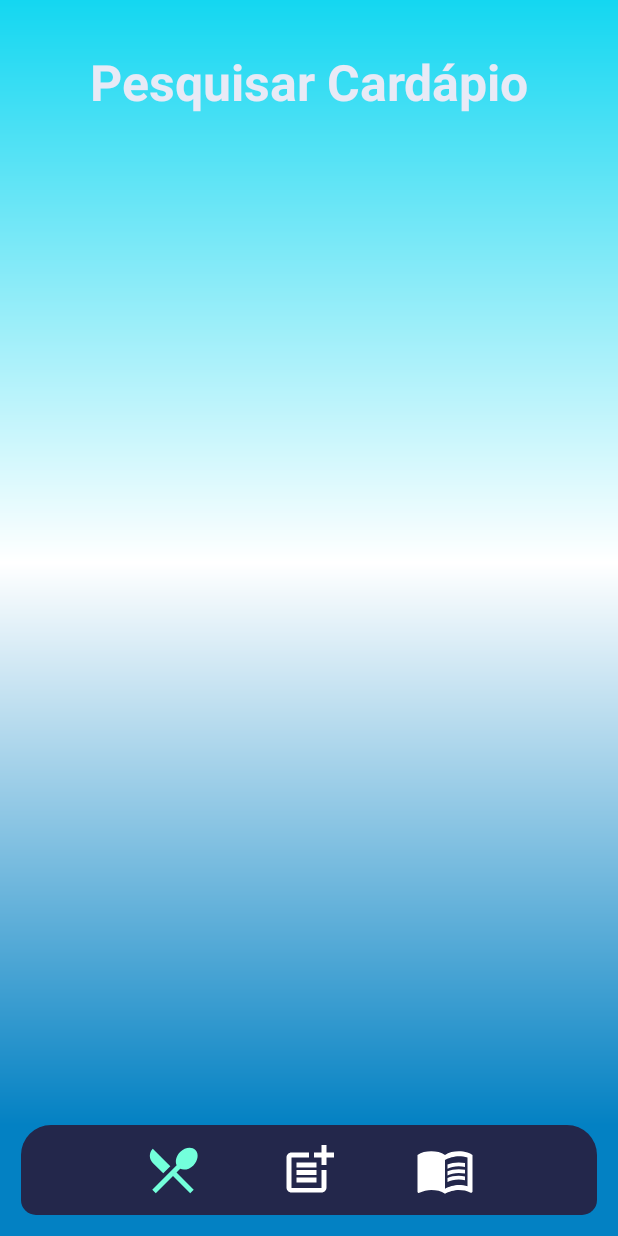
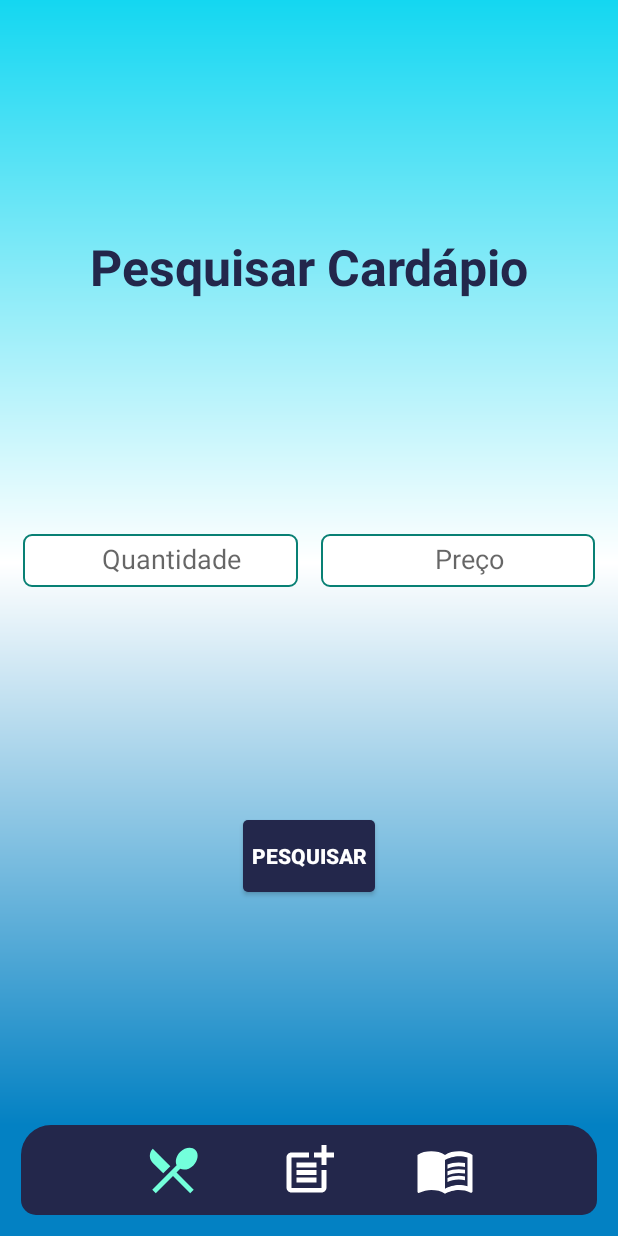
Before and after one commit to MilenaNobre/educanutri_frontend, an Android app: the screen it shows after launch (MainActivity), on a phone screen of 412 x 824 dp. Run offline under Robolectric (Android 15) with nearby library versions, the phone set to English and light mode, and no system bars; libraries missing offline, so code that uses them is left out: com.github.rtoshiro.util; 3 statements that could not run were skipped.

Commit message:
'updatesToFinishPart1'

```diff
--- a/app/src/main/java/br/iesb/educanutri/data_class/Food.kt
+++ b/app/src/main/java/br/iesb/educanutri/data_class/Food.kt
@@ -15,3 +15,11 @@ data class Food(
     val calcium: Double? = null,
     var id: String? = null
 )
+
+data class Plate(
+    val color: Int? = null,
+    val id: Int? = null,
+    val name: String? =null,
+    val type: Int? = null,
+    val consistence: Int? = null
+)
--- a/app/src/main/java/br/iesb/educanutri/repository/PrincipalRepository.kt
+++ b/app/src/main/java/br/iesb/educanutri/repository/PrincipalRepository.kt
@@ -48,6 +48,8 @@ class PrincipalRepository(context: Context) {
             }
 
             override fun onDataChange(snapshot: DataSnapshot) {
+                foods.clear()
+
                 val list = snapshot.children
 
                 list.forEach { snap ->
--- a/app/src/main/java/br/iesb/educanutri/view_model/PrincipalViewModel.kt
+++ b/app/src/main/java/br/iesb/educanutri/view_model/PrincipalViewModel.kt
@@ -1,6 +1,8 @@
 package br.iesb.educanutri.view_model
 
 import android.app.Application
+import android.content.ContentValues
+import android.util.Log
 import androidx.lifecycle.AndroidViewModel
 import androidx.lifecycle.MutableLiveData
 import br.iesb.educanutri.data_class.Food
@@ -66,7 +68,10 @@ class PrincipalViewModel(app: Application) : AndroidViewModel(app) {
 
     fun getAllFoods() {
         interactor.getAllFoods { foodList ->
+            foods.value?.clear()
+
             val allFoods = mutableListOf<Food>()
+
             foodList.forEach { food ->
                 allFoods.add(food)
             }
@@ -76,8 +81,8 @@ class PrincipalViewModel(app: Application) : AndroidViewModel(app) {
     }
 
     fun deleteFood(id: String, callback: (Array<String>) -> Unit) {
-        interactor.deleteFood(id){response ->
-            if(response == "OK"){
+        interactor.deleteFood(id) { response ->
+            if (response == "OK") {
                 callback(arrayOf("OK", "Alimento excluído com sucesso!"))
             }
         }
--- a/app/src/main/java/br/iesb/educanutri/views/activities/PrivateAreaActivity.kt
+++ b/app/src/main/java/br/iesb/educanutri/views/activities/PrivateAreaActivity.kt
@@ -1,6 +1,8 @@
 package br.iesb.educanutri.views.activities
 
+import android.content.ContentValues
 import android.os.Bundle
+import android.util.Log
 import android.view.View
 import androidx.appcompat.app.AppCompatActivity
 import androidx.lifecycle.Observer
@@ -31,10 +33,14 @@ class PrivateAreaActivity : AppCompatActivity() {
         recyclerViewPrivateArea.adapter = adapter
 
         pViewModel.foods.observe(this, Observer { foods ->
+            adapter.foodSet.clear()
             adapter.foodSet = foods
             adapter.notifyDataSetChanged()
+
             if (adapter.itemCount == 0) {
                 foodNotFound.visibility = View.VISIBLE
+            } else {
+                foodNotFound.visibility = View.GONE
             }
         })
 
--- a/app/src/main/java/br/iesb/educanutri/views/fragments/ConsultaFragment.kt
+++ b/app/src/main/java/br/iesb/educanutri/views/fragments/ConsultaFragment.kt
@@ -1,13 +1,13 @@
 package br.iesb.educanutri.views.fragments
 
+import android.app.Activity
 import android.content.Context
 import android.os.Bundle
 import android.view.LayoutInflater
 import android.view.View
 import android.view.ViewGroup
+import android.view.inputmethod.InputMethodManager
 import androidx.fragment.app.Fragment
-import androidx.lifecycle.Observer
-import androidx.lifecycle.ViewModelProvider
 import androidx.recyclerview.widget.LinearLayoutManager
 import br.iesb.educanutri.R
 //import br.iesb.educanutri.view_model.PlaylistViewModel
@@ -30,10 +30,19 @@ class ConsultaFragment(context: Context, private val principalView: MainActivity
     override fun onActivityCreated(savedInstanceState: Bundle?) {
         super.onActivityCreated(savedInstanceState)
 
+        recyclerViewConsulta.visibility = View.GONE
+        noMenuFound.visibility = View.GONE
+
         initRecyclerView()
+
+        bacKConsultaFragment.setOnTouchListener { _, _ ->
+            val inputMethodManager: InputMethodManager =
+                requireActivity().getSystemService(Activity.INPUT_METHOD_SERVICE) as InputMethodManager
+            inputMethodManager.hideSoftInputFromWindow(activity?.currentFocus?.windowToken, 0)
+        }
     }
 
     private fun initRecyclerView() {
-        ConsultaRecyclerViewList.layoutManager = LinearLayoutManager(context)
+        recyclerViewConsulta.layoutManager = LinearLayoutManager(context)
     }
 }
--- a/app/src/main/res/layout/fragment_consulta.xml
+++ b/app/src/main/res/layout/fragment_consulta.xml
@@ -8,42 +8,100 @@
 
     <TextView
         android:id="@+id/titleSearchMenu"
-        android:layout_width="411dp"
+        android:layout_width="wrap_content"
         android:layout_height="wrap_content"
-        android:layout_marginTop="32dp"
+        android:layout_marginTop="30dp"
+        android:layout_marginBottom="30dp"
         android:text="@string/consultaText"
         android:textAlignment="center"
-        android:textColor="#e8eaf6 "
+        android:textColor="@color/principalBlue"
         android:textSize="33sp"
         android:textStyle="bold"
+        app:layout_constraintBottom_toTopOf="@+id/editTextTextPersonName2"
         app:layout_constraintEnd_toEndOf="parent"
+        app:layout_constraintHorizontal_bias="0.5"
         app:layout_constraintStart_toStartOf="parent"
         app:layout_constraintTop_toTopOf="parent" />
 
     <androidx.recyclerview.widget.RecyclerView
-        android:id="@+id/ConsultaRecyclerViewList"
+        android:id="@+id/recyclerViewConsulta"
         android:layout_width="0dp"
         android:layout_height="0dp"
-        android:layout_marginTop="32dp"
         app:layout_constraintBottom_toBottomOf="parent"
         app:layout_constraintEnd_toEndOf="parent"
+        app:layout_constraintHorizontal_bias="0.5"
+        app:layout_constraintStart_toStartOf="parent"
+        app:layout_constraintTop_toBottomOf="@+id/noMenuFound" />
+
+    <EditText
+        android:id="@+id/editTextTextPersonName2"
+        android:layout_width="0dp"
+        android:layout_height="35dp"
+        android:layout_marginStart="15dp"
+        android:layout_marginBottom="30dp"
+        android:background="@drawable/inputs"
+        android:ems="10"
+        android:hint="@string/amount"
+        android:importantForAutofill="no"
+        android:inputType="textPersonName"
+        android:textAlignment="center"
+        app:layout_constraintBottom_toTopOf="@+id/button"
+        app:layout_constraintEnd_toStartOf="@+id/editTextTextPersonName3"
+        app:layout_constraintHorizontal_bias="0.5"
         app:layout_constraintStart_toStartOf="parent"
         app:layout_constraintTop_toBottomOf="@+id/titleSearchMenu" />
 
-    <TextView
-        android:id="@+id/textToGo"
+    <EditText
+        android:id="@+id/editTextTextPersonName3"
+        android:layout_width="0dp"
+        android:layout_height="35dp"
+        android:layout_marginStart="15dp"
+        android:layout_marginEnd="15dp"
+        android:background="@drawable/inputs"
+        android:ems="10"
+        android:hint="@string/price"
+        android:importantForAutofill="no"
+        android:inputType="textPersonName"
+        android:textAlignment="center"
+        app:layout_constraintBottom_toBottomOf="@+id/editTextTextPersonName2"
+        app:layout_constraintEnd_toEndOf="parent"
+        app:layout_constraintHorizontal_bias="0.5"
+        app:layout_constraintStart_toEndOf="@+id/editTextTextPersonName2"
+        app:layout_constraintTop_toTopOf="@+id/editTextTextPersonName2" />
+
+    <Button
+        android:id="@+id/button"
         android:layout_width="wrap_content"
         android:layout_height="wrap_content"
+        android:layout_marginBottom="30dp"
+        android:background="@drawable/button"
+        android:text="@string/search"
+        android:textAlignment="center"
+        android:textColor="@android:color/white"
+        android:textStyle="bold"
+        app:layout_constraintBottom_toTopOf="@+id/noMenuFound"
+        app:layout_constraintEnd_toEndOf="parent"
+        app:layout_constraintHorizontal_bias="0.5"
+        app:layout_constraintStart_toStartOf="parent"
+        app:layout_constraintTop_toBottomOf="@+id/editTextTextPersonName2" />
+
+    <TextView
+        android:id="@+id/noMenuFound"
+        android:layout_width="0dp"
+        android:layout_height="wrap_content"
+        android:layout_marginStart="15dp"
+        android:layout_marginEnd="15dp"
+        android:layout_marginBottom="30dp"
         android:text="@string/no_menu_found"
         android:textAlignment="center"
-        android:textColor="@color/colorShape"
-        android:textSize="30sp"
+        android:textColor="@color/principalBlue"
+        android:textSize="16sp"
         android:textStyle="bold"
-        app:layout_constraintBottom_toTopOf="@+id/ConsultaRecyclerViewList"
-        app:layout_constraintEnd_toStartOf="@+id/ConsultaRecyclerViewList"
+        app:layout_constraintBottom_toTopOf="@+id/recyclerViewConsulta"
+        app:layout_constraintEnd_toEndOf="parent"
         app:layout_constraintHorizontal_bias="0.5"
-        app:layout_constraintStart_toEndOf="@+id/ConsultaRecyclerViewList"
-        app:layout_constraintTop_toBottomOf="@+id/ConsultaRecyclerViewList" />
+        app:layout_constraintStart_toStartOf="parent"
+        app:layout_constraintTop_toBottomOf="@+id/button" />
 
 
 </androidx.constraintlayout.widget.ConstraintLayout>
--- a/app/src/main/res/values/strings.xml
+++ b/app/src/main/res/values/strings.xml
@@ -30,14 +30,16 @@
     <string name="zinc">Zinco</string>
     <string name="protein">Proteína</string>
     <string name="magnesium">Magnésio</string>
-    <string name="price">Preço</string>
     <string name="save">Salvar</string>
     <string name="delete">Excluir</string>
-    <string name="no_menu_found">NENHUM CARDÁPIO ENCONTRADO!</string>
+    <string name="no_menu_found">Nenhum cardápio encontrado. Efetue uma nova pesquisa!</string>
     <string name="insert_password">Insira sua senha para continuar:</string>
     <string name="password">Senha</string>
     <string name="verify">Verificar</string>
     <string name="name">Nome</string>
     <string name="no_food_found">Nenhum alimento encontrado</string>
     <string name="save_food">Salvar alimentos</string>
+    <string name="amount">Quantidade</string>
+    <string name="price">Preço</string>
+    <string name="search">Pesquisar</string>
 </resources>
```
